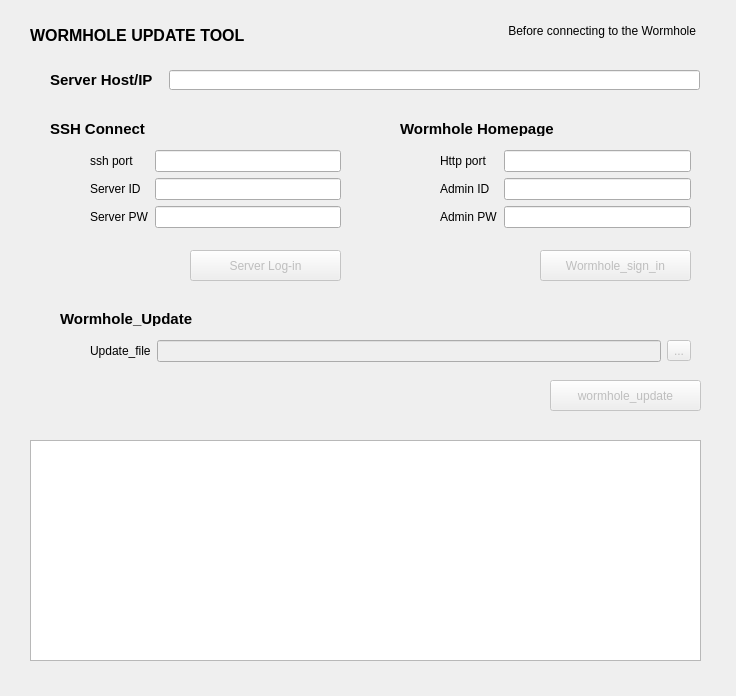
Above: wormhole_update.ui from wfjo852/wh_update_tool before the change. Below: the same form after it.
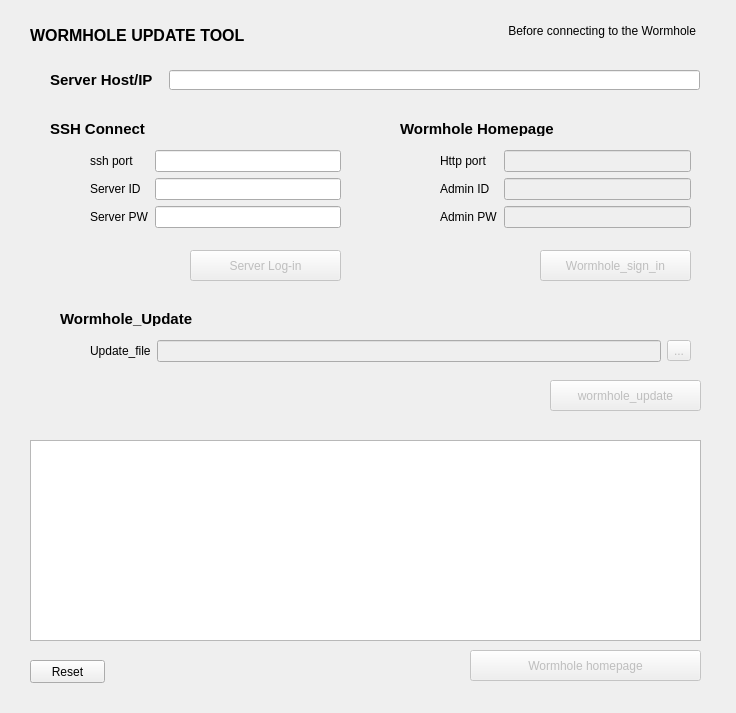
That is the form after the change.

Commit message: 홈페이지 및 reset버튼 추가

What changed in the file:
```diff
--- a/wormhole_update.ui
+++ b/wormhole_update.ui
@@ -7,7 +7,7 @@
     <x>0</x>
     <y>0</y>
     <width>736</width>
-    <height>696</height>
+    <height>713</height>
    </rect>
   </property>
   <property name="windowTitle">
@@ -32,7 +32,7 @@
      <x>30</x>
      <y>440</y>
      <width>671</width>
-     <height>221</height>
+     <height>201</height>
     </rect>
    </property>
   </widget>
@@ -235,7 +235,11 @@
      </widget>
     </item>
     <item row="0" column="1">
-     <widget class="QLineEdit" name="input_http_port"/>
+     <widget class="QLineEdit" name="input_http_port">
+      <property name="enabled">
+       <bool>false</bool>
+      </property>
+     </widget>
     </item>
     <item row="1" column="0">
      <widget class="QLabel" name="label_http_id">
@@ -245,7 +249,11 @@
      </widget>
     </item>
     <item row="1" column="1">
-     <widget class="QLineEdit" name="input_http_id"/>
+     <widget class="QLineEdit" name="input_http_id">
+      <property name="enabled">
+       <bool>false</bool>
+      </property>
+     </widget>
     </item>
     <item row="2" column="0">
      <widget class="QLabel" name="label_http_pw">
@@ -255,7 +263,11 @@
      </widget>
     </item>
     <item row="2" column="1">
-     <widget class="QLineEdit" name="input_http_pw"/>
+     <widget class="QLineEdit" name="input_http_pw">
+      <property name="enabled">
+       <bool>false</bool>
+      </property>
+     </widget>
     </item>
    </layout>
   </widget>
@@ -294,6 +306,41 @@
     <set>Qt::AlignRight|Qt::AlignTrailing|Qt::AlignVCenter</set>
    </property>
   </widget>
+  <widget class="QPushButton" name="pushb_wormhole_hompage">
+   <property name="enabled">
+    <bool>false</bool>
+   </property>
+   <property name="geometry">
+    <rect>
+     <x>470</x>
+     <y>650</y>
+     <width>231</width>
+     <height>31</height>
+    </rect>
+   </property>
+   <property name="focusPolicy">
+    <enum>Qt::NoFocus</enum>
+   </property>
+   <property name="text">
+    <string>Wormhole homepage</string>
+   </property>
+  </widget>
+  <widget class="QPushButton" name="pushb_reset">
+   <property name="geometry">
+    <rect>
+     <x>30</x>
+     <y>660</y>
+     <width>75</width>
+     <height>23</height>
+    </rect>
+   </property>
+   <property name="focusPolicy">
+    <enum>Qt::NoFocus</enum>
+   </property>
+   <property name="text">
+    <string>Reset</string>
+   </property>
+  </widget>
  </widget>
  <resources/>
  <connections/>
```
The commit also changes 4 other files.
